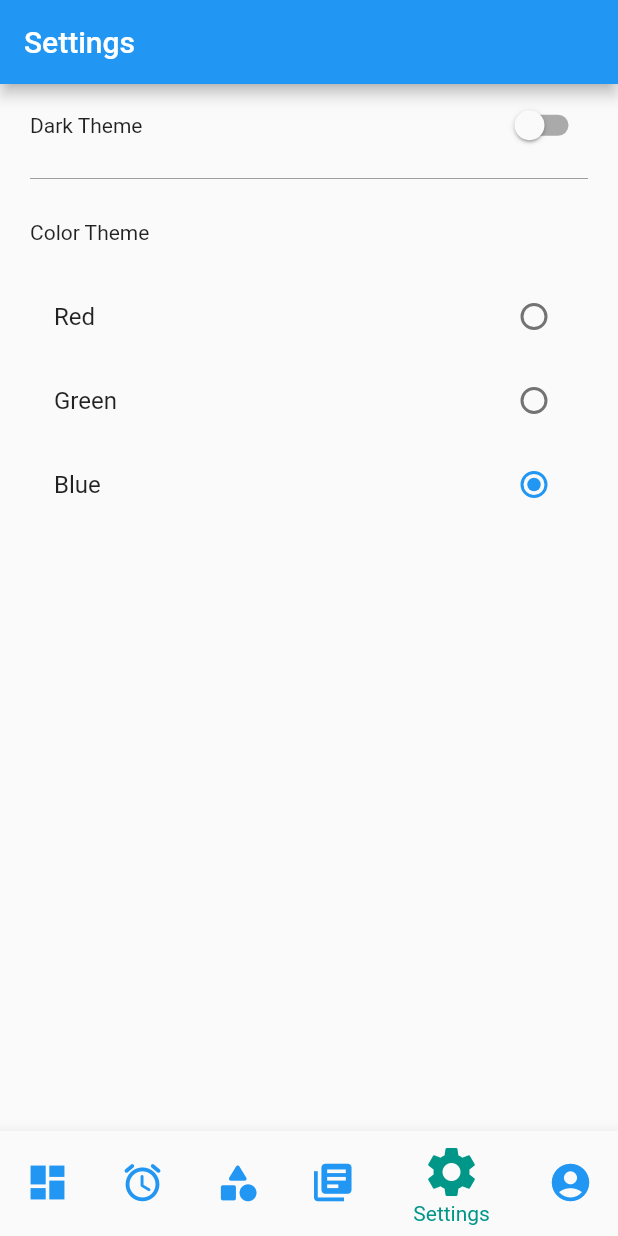
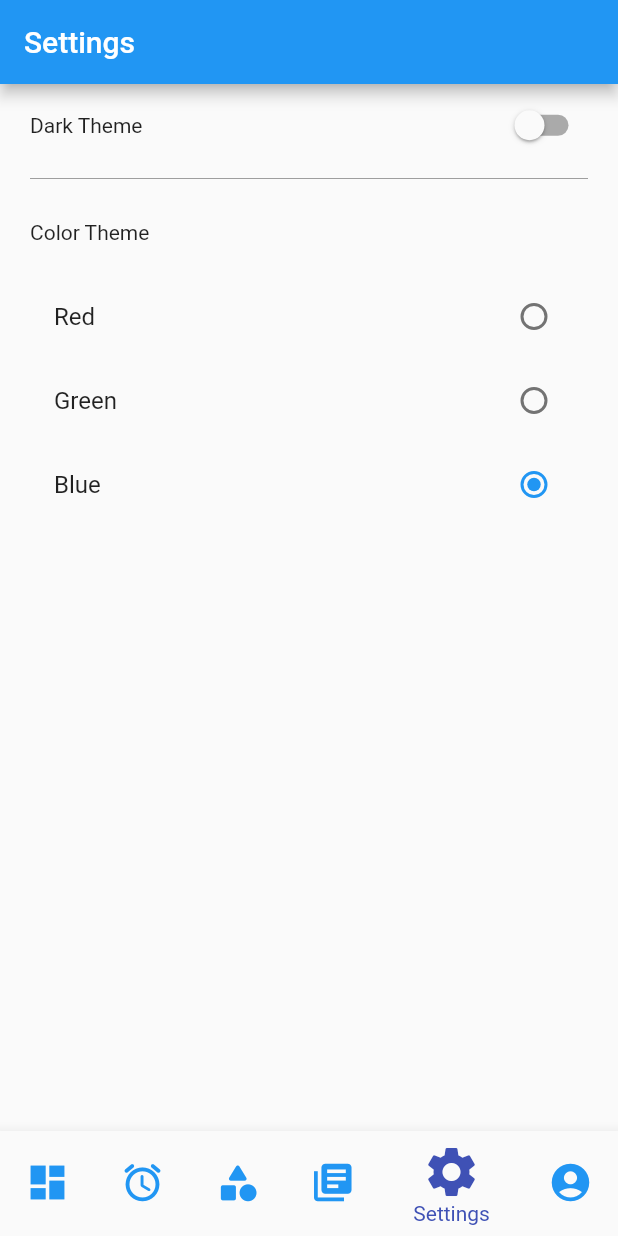
Before and after one commit to bogdanburnea/flutter_prj_1, a Flutter app: the screen it shows after launch, item 5 of the bottom bar chosen, on a phone screen of 412 x 824 dp. Run offline on Flutter 3.47's test engine with Material 2 defaults, Android fonts, the phone set to English and light mode, and no system bars; our stand-ins replace get_it, shared_preferences; missing offline and left inert: username_gen.

Commit message:
change colors depending on settings

```diff
--- a/lib/main.dart
+++ b/lib/main.dart
@@ -34,10 +34,6 @@ void main() {
 
   print(
       '[main] categoryStateManager.getCategoryList: ${categoryStateManager.getCategoryList()}');
-
-
-
-
 
   // here can go other init, for example contacting web server
 
--- a/lib/pages/home/home_page.dart
+++ b/lib/pages/home/home_page.dart
@@ -1,7 +1,9 @@
 import 'package:flutter/material.dart';
 import 'package:flutter_prj_1/pages/category/category_page.dart';
 import 'package:flutter_prj_1/pages/settings/settings_page.dart';
+import 'package:flutter_prj_1/pages/settings/settings_state_manager.dart';
 import 'package:flutter_prj_1/pages/user_profile/user_profile_page.dart';
+import 'package:flutter_prj_1/services/service_locator.dart';
 
 class HomePage extends StatefulWidget {
   const HomePage({super.key, required this.title});
@@ -25,6 +27,8 @@ class _HomePageState extends State<HomePage> {
 
   int _pageIndex = 0;
   String _title = dashboard_label;
+  Color themeUnSelectedColor = Colors.blue;
+  Color themeSelectedColor = Colors.indigo;
 
   @override
   initState() {
@@ -39,6 +43,16 @@ class _HomePageState extends State<HomePage> {
   Widget build(BuildContext context) {
     print('[HomePage] build');
 
+    final settingsStateManager = getIt<SettingsStateManager>();
+
+    return ValueListenableBuilder<String>(
+      valueListenable: settingsStateManager.colorThemeStateNotifier,
+      builder: (context, colorTheme, child) {
+        print('[HomePage] build, colorTheme: $colorTheme');
+
+        themeUnSelectedColor = getUnSelectedColor(colorTheme);
+        themeSelectedColor = getSelectedColor(colorTheme);
+
         return Scaffold(
           appBar: AppBar(
             title: Text(_title),
@@ -47,10 +61,12 @@ class _HomePageState extends State<HomePage> {
             child: _pageAtIndex(_pageIndex),
           ),
           bottomNavigationBar: BottomNavigationBar(
-        unselectedIconTheme: const IconThemeData(color: Colors.blue, size: 30),
-        unselectedItemColor: Colors.blue,
-        selectedIconTheme: const IconThemeData(color: Colors.teal, size: 40),
-        selectedItemColor: Colors.teal,
+            unselectedIconTheme:
+                IconThemeData(color: themeUnSelectedColor, size: 30),
+            unselectedItemColor: themeUnSelectedColor,
+            selectedIconTheme:
+                IconThemeData(color: themeSelectedColor, size: 40),
+            selectedItemColor: themeSelectedColor,
             showSelectedLabels: true,
             showUnselectedLabels: false,
             items: const <BottomNavigationBarItem>[
@@ -86,6 +102,8 @@ class _HomePageState extends State<HomePage> {
               ? _buildFloatingAddActionButton(context)
               : null,
         );
+      },
+    );
   }
 
   bool _hasFloatingAddActionButton(BuildContext context) {
@@ -106,6 +124,48 @@ class _HomePageState extends State<HomePage> {
     if (_pageIndex == 2) {
       showAboutDialog(context: context);
       return;
+    }
+  }
+
+  Color getSelectedColor(String pColorTheme) {
+    switch (pColorTheme) {
+      case "red":
+        {
+          return Colors.pink;
+        }
+      case "green":
+        {
+          return Colors.teal;
+        }
+      case "blue":
+        {
+          return Colors.indigo;
+        }
+      default:
+        {
+          return Colors.indigo;
+        }
+    }
+  }
+
+  Color getUnSelectedColor(String pColorTheme) {
+    switch (pColorTheme) {
+      case "red":
+        {
+          return Colors.red;
+        }
+      case "green":
+        {
+          return Colors.green;
+        }
+      case "blue":
+        {
+          return Colors.blue;
+        }
+      default:
+        {
+          return Colors.blue;
+        }
     }
   }
 
```
Lines whose indentation alone changed are shown as unchanged.
